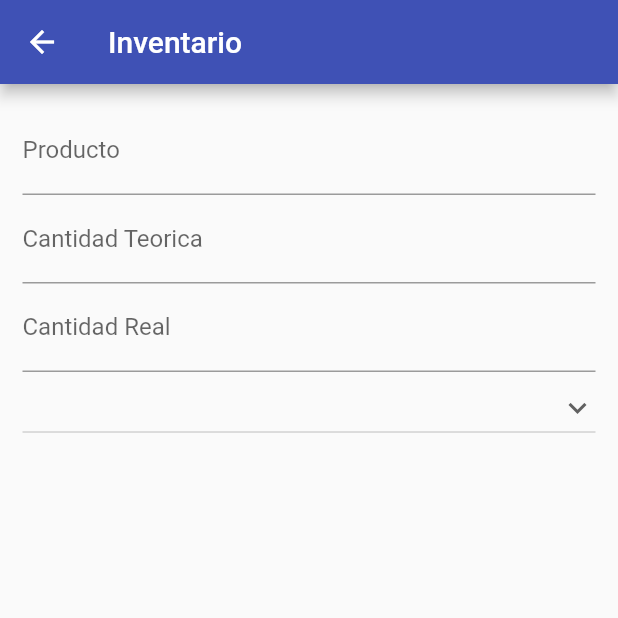
After one commit to knlykos/stock_inventory_scanner, a Flutter app: the AddProductScreen screen opened directly, on a phone screen of 412 x 824 dp, the top half of it. The commit adds this screen. Run offline on Flutter 3.47's test engine with Material 2 defaults, Android fonts, the phone set to English and light mode, and no system bars; drawn by our look-alikes of flutter_typeahead; missing offline and left inert: flutter_barcode_scanner, odoo_api.

Commit message:
add products screen funcionando

```diff
--- a/lib/provider/server_provider.dart
+++ b/lib/provider/server_provider.dart
@@ -12,6 +12,7 @@ class ServerProvider with ChangeNotifier {
   bool _debug = true;
   OdooClient _client;
   OdooUser authValues;
+  dynamic state;
 
   getInstance({String user, String password, String database, String host}) {
     print({user, password, database, host});
--- /dev/null
+++ b/lib/screens/add_product_screen.dart
@@ -0,0 +1,122 @@
+import 'package:flutter/material.dart';
+import 'package:flutter_typeahead/flutter_typeahead.dart';
+import 'package:provider/provider.dart';
+import 'dart:convert';
+import 'package:stock_inventory_scanner/api/stock_inventory_line.dart';
+import 'package:stock_inventory_scanner/provider/server_provider.dart';
+import 'package:stock_inventory_scanner/provider/stock_inventory_line_state.dart';
+
+class AddProductScreen extends StatelessWidget {
+  int stockInventoryId;
+  int inventoryId;
+  AddProductScreen({this.stockInventoryId, this.inventoryId});
+  @override
+  Widget build(BuildContext context) {
+    return Scaffold(
+        appBar: AppBar(
+          title: Text('Inventario'),
+          actions: <Widget>[],
+        ),
+        body: addProduct(
+          inventoryId: inventoryId,
+        ));
+  }
+}
+
+class addProduct extends StatefulWidget {
+  int stockInventoryId;
+  int inventoryId;
+  addProduct({this.stockInventoryId, this.inventoryId});
+  @override
+  _addProductState createState() => _addProductState();
+}
+
+class _addProductState extends State<addProduct> {
+  List<dynamic> productList = ['asdasd', 'asdasdas'];
+  List<dynamic> products;
+  dynamic product;
+  ServerProvider serverProvider;
+  StockInventoryLineState stockInvState;
+  final TextEditingController productTextController = TextEditingController();
+
+  @override
+  Widget build(BuildContext context) {
+    final serverProvider = Provider.of<ServerProvider>(context);
+    final stockInvState = Provider.of<StockInventoryLineState>(context);
+    getStockInventoryLineState(stockInvState, serverProvider, widget);
+    print({
+      'estadoooooooooooooooooooooooooooooooooooooooooooooooooooooooooooooooooo',
+      jsonEncode(stockInvState.stockInventoryLineState)
+    });
+    return Container(
+      padding: EdgeInsets.all(15),
+      child: Column(
+        children: <Widget>[
+          TypeAheadField(
+            suggestionsCallback: (pattern) async {
+              final response =
+                  await nameSearch(pattern, context, serverProvider);
+
+              if (response.hasError() == false) {
+                return response.getResult();
+              }
+            },
+            itemBuilder: (context, suggestion) {
+              print({'sug', suggestion[1]});
+              return ListTile(
+                leading: Icon(Icons.shopping_cart),
+                title: Text(suggestion[1]),
+                // subtitle: Text('\$${suggestion['price']}'),
+              );
+            },
+            onSuggestionSelected: (suggestion) {
+              stockInvState.stockInventoryLineState[0]['line_ids']
+                  .asMap()
+                  .forEach((f, i) {
+                if (i['product_id']['id'] == suggestion[0]) {
+                  print(jsonEncode(i));
+                  onChangeStockInventoryLine(i, serverProvider);
+                }
+              });
+
+              this.productTextController.text = suggestion[1];
+              // Navigator.of(context).push(
+              //     MaterialPageRoute(builder: (context) => AddProductScreen()));
+            },
+            textFieldConfiguration: TextFieldConfiguration(
+              controller: this.productTextController,
+              autofocus: true,
+              decoration: InputDecoration(labelText: 'Producto'),
+            ),
+          ),
+          TextField(
+            decoration: (InputDecoration(labelText: 'Cantidad Teorica')),
+          ),
+          TextField(
+            decoration: (InputDecoration(labelText: 'Cantidad Real')),
+          ),
+          DropdownButton<dynamic>(
+            isExpanded: true,
+            value: this.product,
+            icon: Icon(Icons.keyboard_arrow_down),
+            iconSize: 24,
+            elevation: 16,
+            onChanged: (dynamic product) {
+              setState(() {
+                this.product = product;
+              });
+            },
+            items: this
+                .productList
+                .map<DropdownMenuItem<dynamic>>((dynamic value) {
+              return DropdownMenuItem<dynamic>(
+                value: value,
+                child: Text(value),
+              );
+            }).toList(),
+          ),
+        ],
+      ),
+    );
+  }
+}
```
Also changed, not shown: lib/api/stock_inventory_line.dart (+117 -21 lines), lib/screens/stock_inventory_line_screen.dart (+15 -7 lines).
